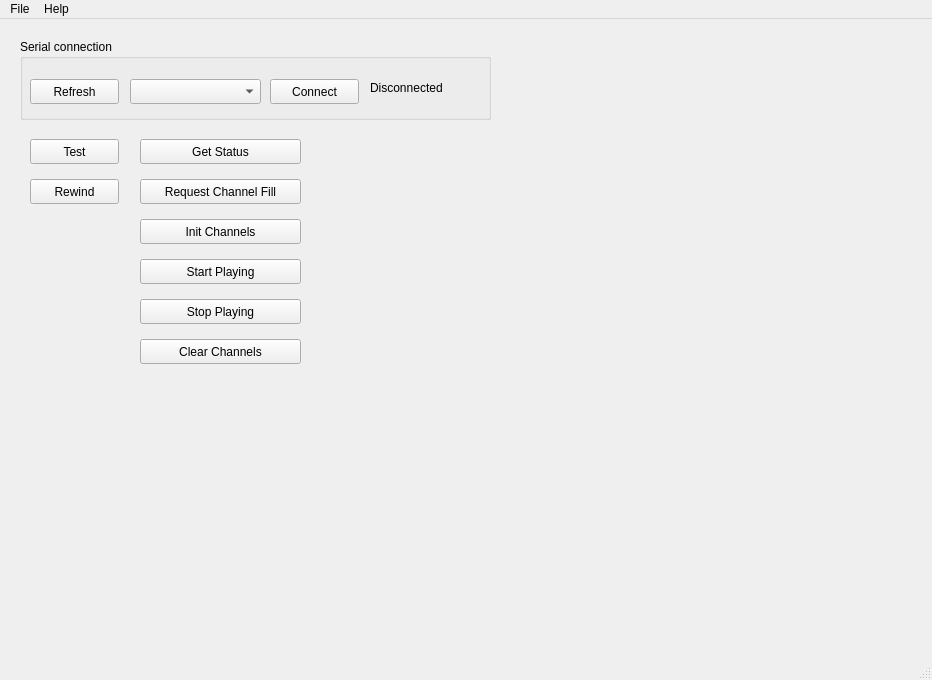
This is spvplayer.ui in GloriaMechanica/spv_player as Qt 5 draws it before an edit. The edited form follows.
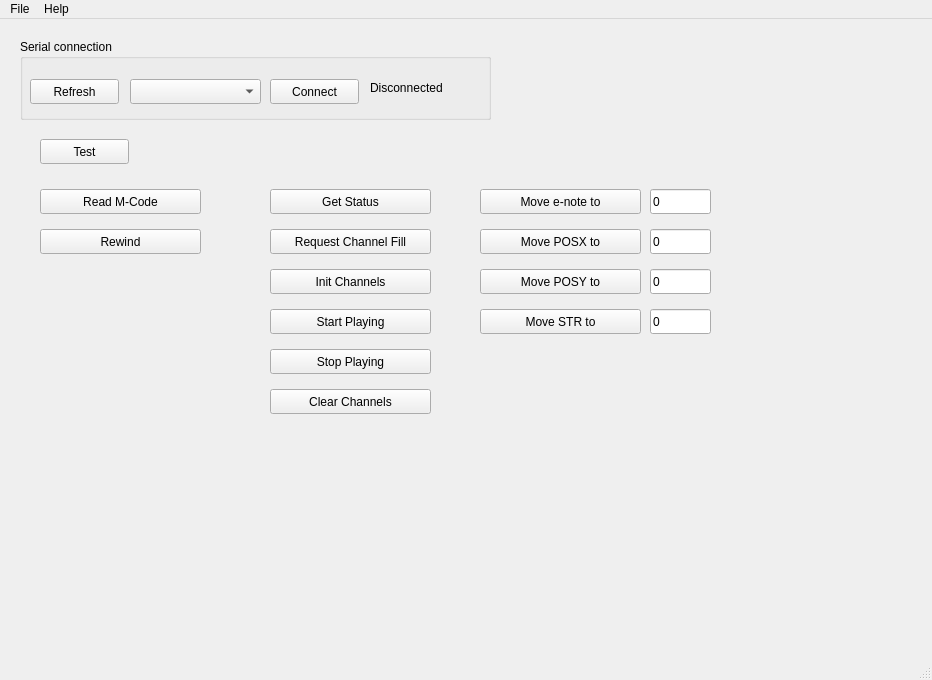
This is the edited form.

Commit message: Implemented first manual-move commands

```diff
--- a/spvplayer.ui
+++ b/spvplayer.ui
@@ -79,7 +79,7 @@
    <widget class="QPushButton" name="buttonTest">
     <property name="geometry">
      <rect>
-      <x>30</x>
+      <x>40</x>
       <y>120</y>
       <width>89</width>
       <height>25</height>
@@ -92,8 +92,8 @@
    <widget class="QPushButton" name="buttonGetStatus">
     <property name="geometry">
      <rect>
-      <x>140</x>
-      <y>120</y>
+      <x>270</x>
+      <y>170</y>
       <width>161</width>
       <height>25</height>
      </rect>
@@ -105,8 +105,8 @@
    <widget class="QPushButton" name="buttonRequestChannelFill">
     <property name="geometry">
      <rect>
-      <x>140</x>
-      <y>160</y>
+      <x>270</x>
+      <y>210</y>
       <width>161</width>
       <height>25</height>
      </rect>
@@ -118,8 +118,8 @@
    <widget class="QPushButton" name="buttonStartPlaying">
     <property name="geometry">
      <rect>
-      <x>140</x>
-      <y>240</y>
+      <x>270</x>
+      <y>290</y>
       <width>161</width>
       <height>25</height>
      </rect>
@@ -131,8 +131,8 @@
    <widget class="QPushButton" name="buttonStopPlaying">
     <property name="geometry">
      <rect>
-      <x>140</x>
-      <y>280</y>
+      <x>270</x>
+      <y>330</y>
       <width>161</width>
       <height>25</height>
      </rect>
@@ -144,8 +144,8 @@
    <widget class="QPushButton" name="buttonInitSPV">
     <property name="geometry">
      <rect>
-      <x>140</x>
-      <y>200</y>
+      <x>270</x>
+      <y>250</y>
       <width>161</width>
       <height>25</height>
      </rect>
@@ -157,9 +157,9 @@
    <widget class="QPushButton" name="buttonRewind">
     <property name="geometry">
      <rect>
-      <x>30</x>
-      <y>160</y>
-      <width>89</width>
+      <x>40</x>
+      <y>210</y>
+      <width>161</width>
       <height>25</height>
      </rect>
     </property>
@@ -170,8 +170,8 @@
    <widget class="QPushButton" name="buttonClearChannels">
     <property name="geometry">
      <rect>
-      <x>140</x>
-      <y>320</y>
+      <x>270</x>
+      <y>370</y>
       <width>161</width>
       <height>25</height>
      </rect>
@@ -180,6 +180,126 @@
      <string>Clear Channels</string>
     </property>
    </widget>
+   <widget class="QPushButton" name="buttonReadMcode">
+    <property name="geometry">
+     <rect>
+      <x>40</x>
+      <y>170</y>
+      <width>161</width>
+      <height>25</height>
+     </rect>
+    </property>
+    <property name="text">
+     <string>Read M-Code</string>
+    </property>
+   </widget>
+   <widget class="QPushButton" name="buttonMoveENoteTo">
+    <property name="geometry">
+     <rect>
+      <x>480</x>
+      <y>170</y>
+      <width>161</width>
+      <height>25</height>
+     </rect>
+    </property>
+    <property name="text">
+     <string>Move e-note to</string>
+    </property>
+   </widget>
+   <widget class="QPushButton" name="buttonMovePosxTo">
+    <property name="geometry">
+     <rect>
+      <x>480</x>
+      <y>210</y>
+      <width>161</width>
+      <height>25</height>
+     </rect>
+    </property>
+    <property name="text">
+     <string>Move POSX to</string>
+    </property>
+   </widget>
+   <widget class="QPushButton" name="buttonMovePosyTo">
+    <property name="geometry">
+     <rect>
+      <x>480</x>
+      <y>250</y>
+      <width>161</width>
+      <height>25</height>
+     </rect>
+    </property>
+    <property name="text">
+     <string>Move POSY to</string>
+    </property>
+   </widget>
+   <widget class="QPushButton" name="buttonMoveStrTo">
+    <property name="geometry">
+     <rect>
+      <x>480</x>
+      <y>290</y>
+      <width>161</width>
+      <height>25</height>
+     </rect>
+    </property>
+    <property name="text">
+     <string>Move STR to</string>
+    </property>
+   </widget>
+   <widget class="QLineEdit" name="textinENotePos">
+    <property name="geometry">
+     <rect>
+      <x>650</x>
+      <y>170</y>
+      <width>61</width>
+      <height>25</height>
+     </rect>
+    </property>
+    <property name="text">
+     <string>0</string>
+    </property>
+   </widget>
+   <widget class="QLineEdit" name="textinPosxPos">
+    <property name="geometry">
+     <rect>
+      <x>650</x>
+      <y>210</y>
+      <width>61</width>
+      <height>25</height>
+     </rect>
+    </property>
+    <property name="text">
+     <string>0</string>
+    </property>
+   </widget>
+   <widget class="QLineEdit" name="textinPosyPos">
+    <property name="geometry">
+     <rect>
+      <x>650</x>
+      <y>250</y>
+      <width>61</width>
+      <height>25</height>
+     </rect>
+    </property>
+    <property name="inputMask">
+     <string/>
+    </property>
+    <property name="text">
+     <string>0</string>
+    </property>
+   </widget>
+   <widget class="QLineEdit" name="textinStrPos">
+    <property name="geometry">
+     <rect>
+      <x>650</x>
+      <y>290</y>
+      <width>61</width>
+      <height>25</height>
+     </rect>
+    </property>
+    <property name="text">
+     <string>0</string>
+    </property>
+   </widget>
   </widget>
   <widget class="QMenuBar" name="menubar">
    <property name="geometry">
```
The commit also changes 4 other files.
